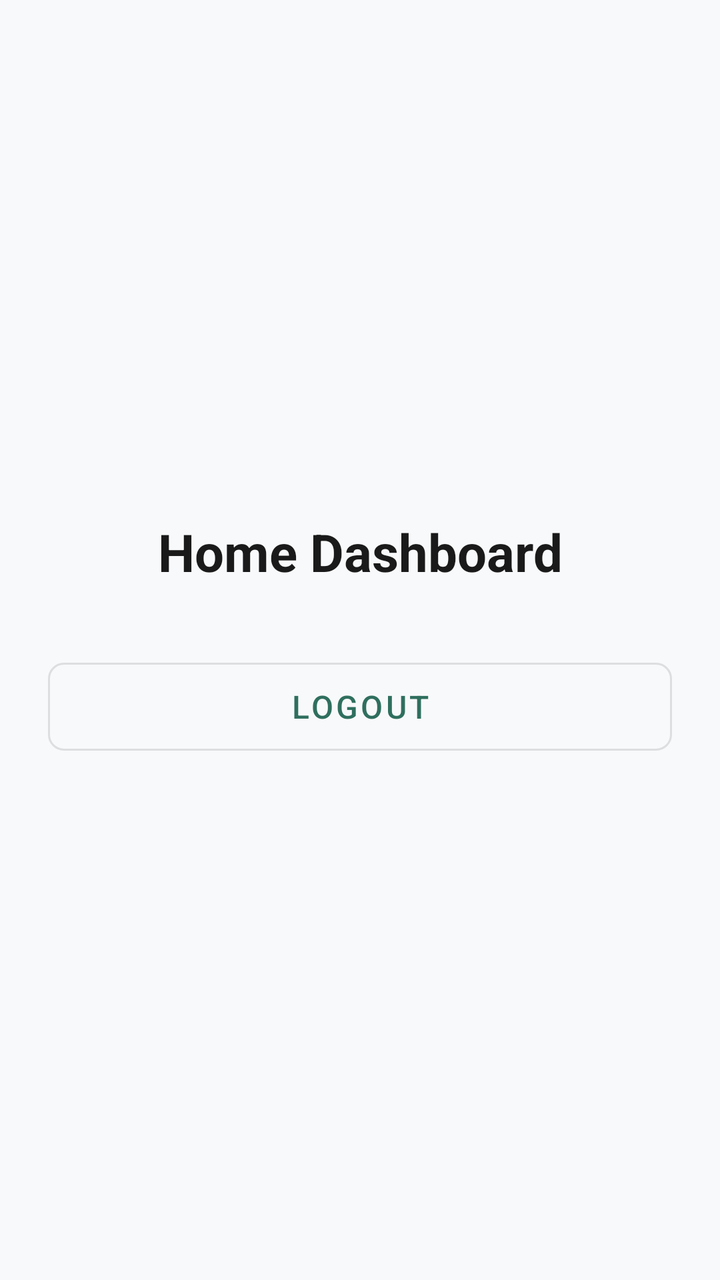
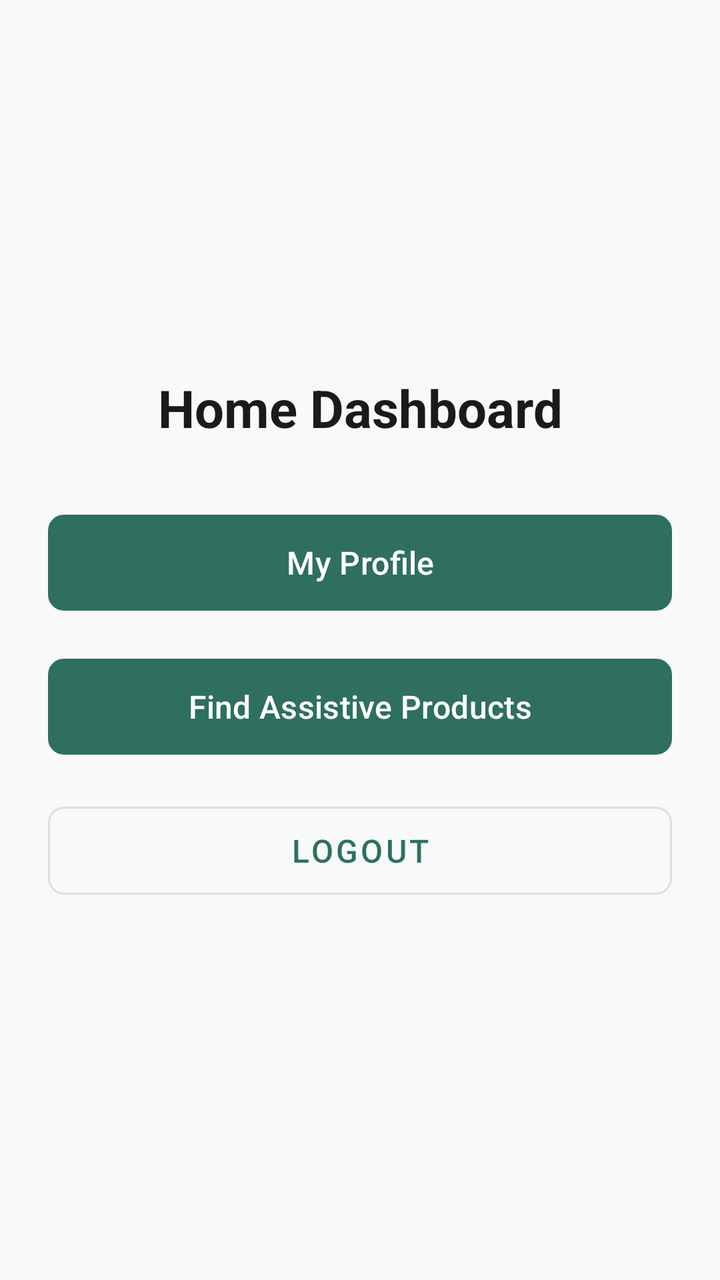

Compare the two renders of this Android layout. The source of the first and the diff that turns it into the second are given below.
<!-- AndroidManifest.xml: application theme Theme.AidFinder -->
<!-- res/layout/activity_home.xml -->
<?xml version="1.0" encoding="utf-8"?>

<LinearLayout xmlns:android="http://schemas.android.com/apk/res/android"
    xmlns:app="http://schemas.android.com/apk/res-auto"
    android:layout_width="match_parent"
    android:layout_height="match_parent"
    android:orientation="vertical"
    android:padding="24dp"
    android:gravity="center"
    android:background="#F8F9FA">

    <TextView
        android:id="@+id/tvWelcomeMessage"
        android:layout_width="wrap_content"
        android:layout_height="wrap_content"
        android:text="@string/title_home"
        android:textSize="26sp"
        android:textStyle="bold"
        android:textColor="#1A1A1A"
        android:textAlignment="center"
        android:layout_marginBottom="32dp" />

    <com.google.android.material.button.MaterialButton
        android:id="@+id/btnLogout"
        android:layout_width="match_parent"
        android:layout_height="56dp"
        android:text="@string/btn_logout"
        android:textSize="16sp"
        app:cornerRadius="8dp"
        style="@style/Widget.MaterialComponents.Button.OutlinedButton" />

</LinearLayout>
<!-- resources referenced by this layout -->
<resources>
  <string name="btn_logout">Logout</string>
  <string name="title_home">Home Dashboard</string>
  <style name="Theme.AidFinder" parent="Theme.Material3.DayNight.NoActionBar">
          <item name="colorPrimary">@color/accent</item>
          <item name="colorOnPrimary">@color/white</item>
          <item name="android:colorBackground">@color/paper</item>
          <item name="android:textColorPrimary">@color/ink</item>
      </style>
  <color name="accent">#FF2F6F5E</color>
  <color name="white">#FFFFFFFF</color>
  <color name="paper">#FFFBFAF7</color>
  <color name="ink">#FF1C2321</color>
</resources>

<!-- the commit's change to res/layout/activity_home.xml (unified diff, before → after) -->
@@ -21,6 +21,24 @@
         android:layout_marginBottom="32dp" />
 
     <com.google.android.material.button.MaterialButton
+        android:id="@+id/btnProfile"
+        android:layout_width="match_parent"
+        android:layout_height="56dp"
+        android:text="@string/btn_my_profile"
+        android:textSize="16sp"
+        app:cornerRadius="8dp"
+        android:layout_marginBottom="16dp" />
+
+    <com.google.android.material.button.MaterialButton
+        android:id="@+id/btnSearchProducts"
+        android:layout_width="match_parent"
+        android:layout_height="56dp"
+        android:text="@string/btn_search_products"
+        android:textSize="16sp"
+        app:cornerRadius="8dp"
+        android:layout_marginBottom="16dp" />
+
+    <com.google.android.material.button.MaterialButton
         android:id="@+id/btnLogout"
         android:layout_width="match_parent"
         android:layout_height="56dp"
<!-- resource entries referenced after the edit -->
@@ -1,6 +1,8 @@
 <!-- resources referenced by this layout -->
 <resources>
   <string name="btn_logout">Logout</string>
+  <string name="btn_my_profile">My Profile</string>
+  <string name="btn_search_products">Find Assistive Products</string>
   <string name="title_home">Home Dashboard</string>
   <style name="Theme.AidFinder" parent="Theme.Material3.DayNight.NoActionBar">
           <item name="colorPrimary">@color/accent</item>
